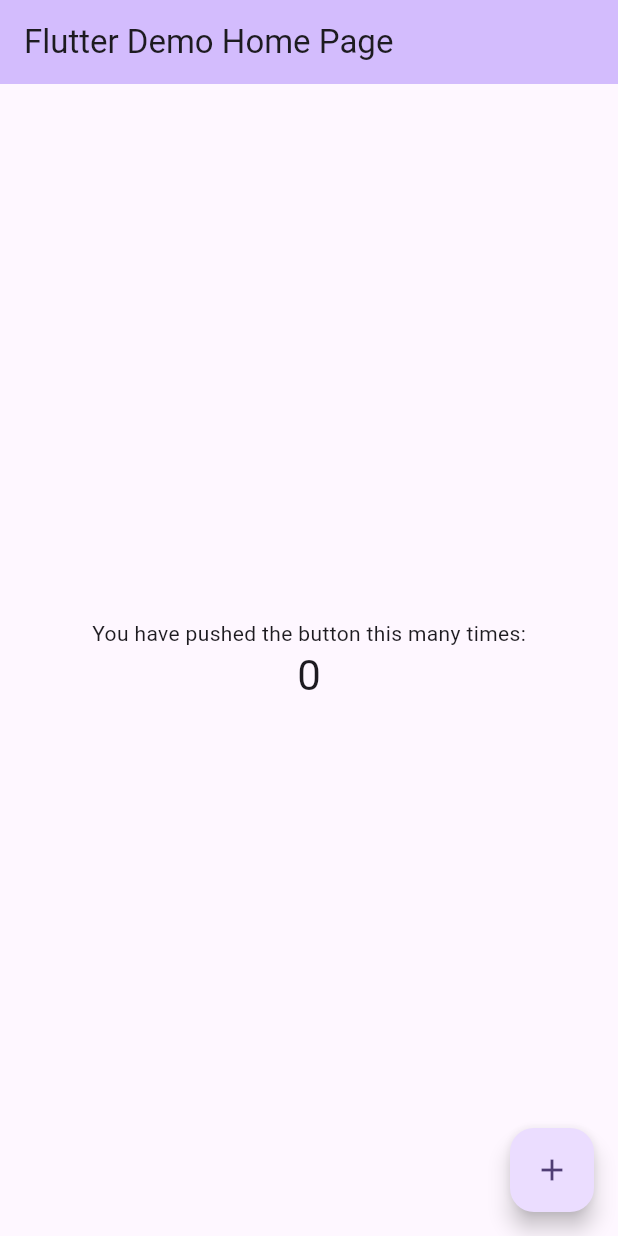
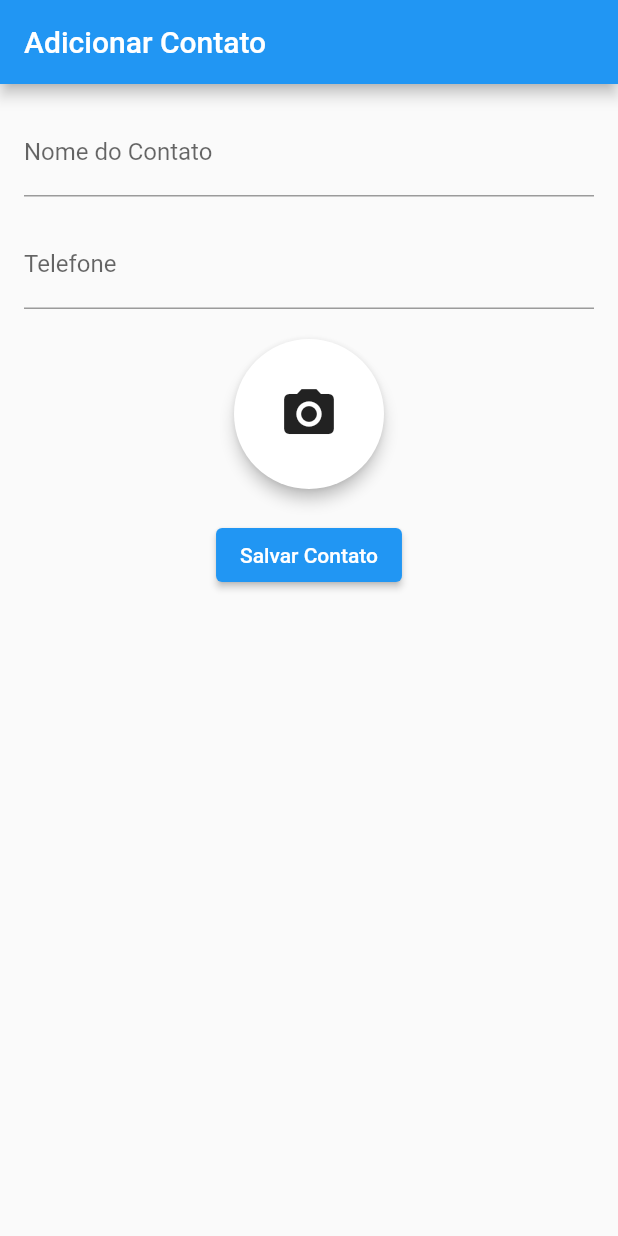
Before and after one commit to KaynanLuz/Lista-de-Contatos, a Flutter app: the screen it shows after launch, on a phone screen of 412 x 824 dp. Run offline on Flutter 3.47's test engine with Material 2 defaults, Android fonts, the phone set to English and light mode, and no system bars.

Commit message:
Projeto Inicial Lista de Contatos 1.0

```diff
--- a/lib/main.dart
+++ b/lib/main.dart
@@ -1,125 +1,79 @@
 import 'package:flutter/material.dart';
 
-void main() {
-  runApp(const MyApp());
-}
+void main() => runApp(MyApp());
 
 class MyApp extends StatelessWidget {
-  const MyApp({super.key});
-
-  // This widget is the root of your application.
   @override
   Widget build(BuildContext context) {
     return MaterialApp(
-      title: 'Flutter Demo',
-      theme: ThemeData(
-        // This is the theme of your application.
-        //
-        // TRY THIS: Try running your application with "flutter run". You'll see
-        // the application has a blue toolbar. Then, without quitting the app,
-        // try changing the seedColor in the colorScheme below to Colors.green
-        // and then invoke "hot reload" (save your changes or press the "hot
-        // reload" button in a Flutter-supported IDE, or press "r" if you used
-        // the command line to start the app).
-        //
-        // Notice that the counter didn't reset back to zero; the application
-        // state is not lost during the reload. To reset the state, use hot
-        // restart instead.
-        //
-        // This works for code too, not just values: Most code changes can be
-        // tested with just a hot reload.
-        colorScheme: ColorScheme.fromSeed(seedColor: Colors.deepPurple),
-        useMaterial3: true,
-      ),
-      home: const MyHomePage(title: 'Flutter Demo Home Page'),
+      home: ContactScreen(),
+      debugShowCheckedModeBanner: false,
     );
   }
 }
 
-class MyHomePage extends StatefulWidget {
-  const MyHomePage({super.key, required this.title});
-
-  // This widget is the home page of your application. It is stateful, meaning
-  // that it has a State object (defined below) that contains fields that affect
-  // how it looks.
-
-  // This class is the configuration for the state. It holds the values (in this
-  // case the title) provided by the parent (in this case the App widget) and
-  // used by the build method of the State. Fields in a Widget subclass are
-  // always marked "final".
-
-  final String title;
-
+class ContactScreen extends StatefulWidget {
   @override
-  State<MyHomePage> createState() => _MyHomePageState();
+  _ContactScreenState createState() => _ContactScreenState();
 }
 
-class _MyHomePageState extends State<MyHomePage> {
-  int _counter = 0;
-
-  void _incrementCounter() {
-    setState(() {
-      // This call to setState tells the Flutter framework that something has
-      // changed in this State, which causes it to rerun the build method below
-      // so that the display can reflect the updated values. If we changed
-      // _counter without calling setState(), then the build method would not be
-      // called again, and so nothing would appear to happen.
-      _counter++;
-    });
-  }
+class _ContactScreenState extends State<ContactScreen> {
+  TextEditingController _nameController = TextEditingController();
+  TextEditingController _phoneController = TextEditingController();
 
   @override
   Widget build(BuildContext context) {
-    // This method is rerun every time setState is called, for instance as done
-    // by the _incrementCounter method above.
-    //
-    // The Flutter framework has been optimized to make rerunning build methods
-    // fast, so that you can just rebuild anything that needs updating rather
-    // than having to individually change instances of widgets.
     return Scaffold(
       appBar: AppBar(
-        // TRY THIS: Try changing the color here to a specific color (to
-        // Colors.amber, perhaps?) and trigger a hot reload to see the AppBar
-        // change color while the other colors stay the same.
-        backgroundColor: Theme.of(context).colorScheme.inversePrimary,
-        // Here we take the value from the MyHomePage object that was created by
-        // the App.build method, and use it to set our appbar title.
-        title: Text(widget.title),
+        title: Text('Adicionar Contato'),
       ),
-      body: Center(
-        // Center is a layout widget. It takes a single child and positions it
-        // in the middle of the parent.
-        child: Column(
-          // Column is also a layout widget. It takes a list of children and
-          // arranges them vertically. By default, it sizes itself to fit its
-          // children horizontally, and tries to be as tall as its parent.
-          //
-          // Column has various properties to control how it sizes itself and
-          // how it positions its children. Here we use mainAxisAlignment to
-          // center the children vertically; the main axis here is the vertical
-          // axis because Columns are vertical (the cross axis would be
-          // horizontal).
-          //
-          // TRY THIS: Invoke "debug painting" (choose the "Toggle Debug Paint"
-          // action in the IDE, or press "p" in the console), to see the
-          // wireframe for each widget.
-          mainAxisAlignment: MainAxisAlignment.center,
-          children: <Widget>[
-            const Text(
-              'You have pushed the button this many times:',
-            ),
-            Text(
-              '$_counter',
-              style: Theme.of(context).textTheme.headlineMedium,
-            ),
-          ],
+      body: SingleChildScrollView(
+        child: Padding(
+          padding: EdgeInsets.all(16.0),
+          child: Column(
+            children: <Widget>[
+              // Campo de Nome
+              TextField(
+                controller: _nameController,
+                decoration: InputDecoration(labelText: 'Nome do Contato'),
+              ),
+              SizedBox(height: 16.0),
+              // Campo de Telefone
+              TextField(
+                controller: _phoneController,
+                decoration: InputDecoration(labelText: 'Telefone'),
+              ),
+              SizedBox(height: 16.0),
+              // Cartão para a foto
+              Card(
+                elevation: 4.0,
+                shape: RoundedRectangleBorder(
+                  borderRadius: BorderRadius.circular(50.0),
+                ),
+                child: Container(
+                  height: 100,
+                  width: 100,
+                  child: Icon(
+                    Icons.camera_alt,
+                    size: 40,
+                  ),
+                ),
+              ),
+              SizedBox(height: 16.0),
+              // Botão para salvar
+              ElevatedButton(
+                onPressed: () {
+                  String name = _nameController.text;
+                  String phone = _phoneController.text;
+                  print('Nome: $name');
+                  print('Telefone: $phone');
+                },
+                child: Text('Salvar Contato'),
+              ),
+            ],
+          ),
         ),
       ),
-      floatingActionButton: FloatingActionButton(
-        onPressed: _incrementCounter,
-        tooltip: 'Increment',
-        child: const Icon(Icons.add),
-      ), // This trailing comma makes auto-formatting nicer for build methods.
     );
   }
 }
--- a/pubspec.yaml
+++ b/pubspec.yaml
@@ -28,6 +28,7 @@ environment:
 # the latest version available on pub.dev. To see which dependencies have newer
 # versions available, run `flutter pub outdated`.
 dependencies:
+  parse_server_sdk_flutter: 7.0.0
   flutter:
     sdk: flutter
 
```
Also changed, not shown: pubspec.lock, 4 other files.
